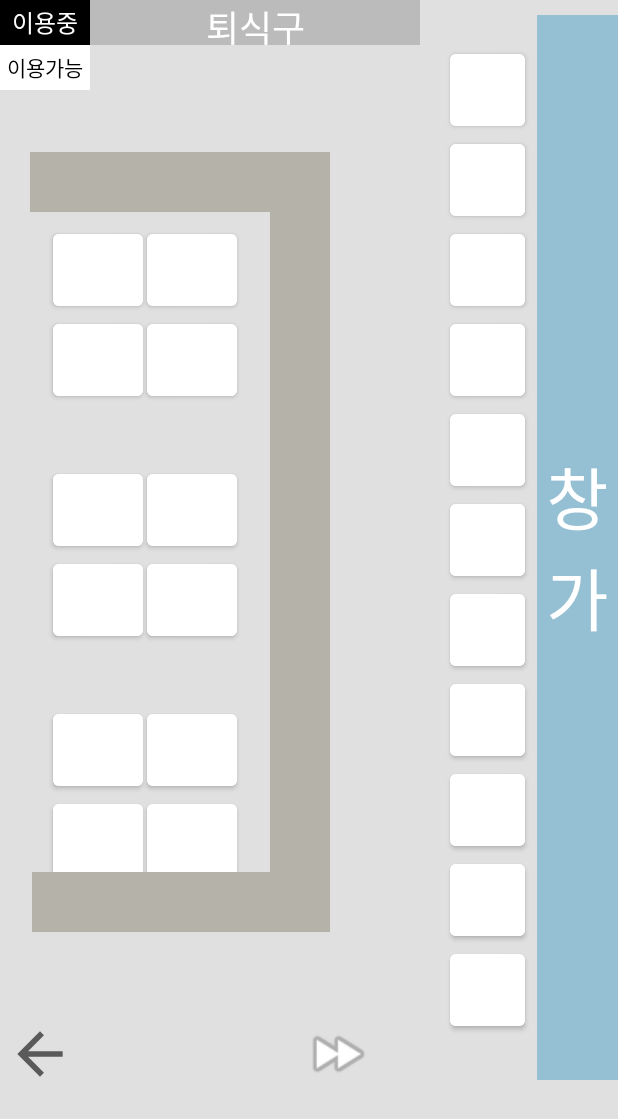
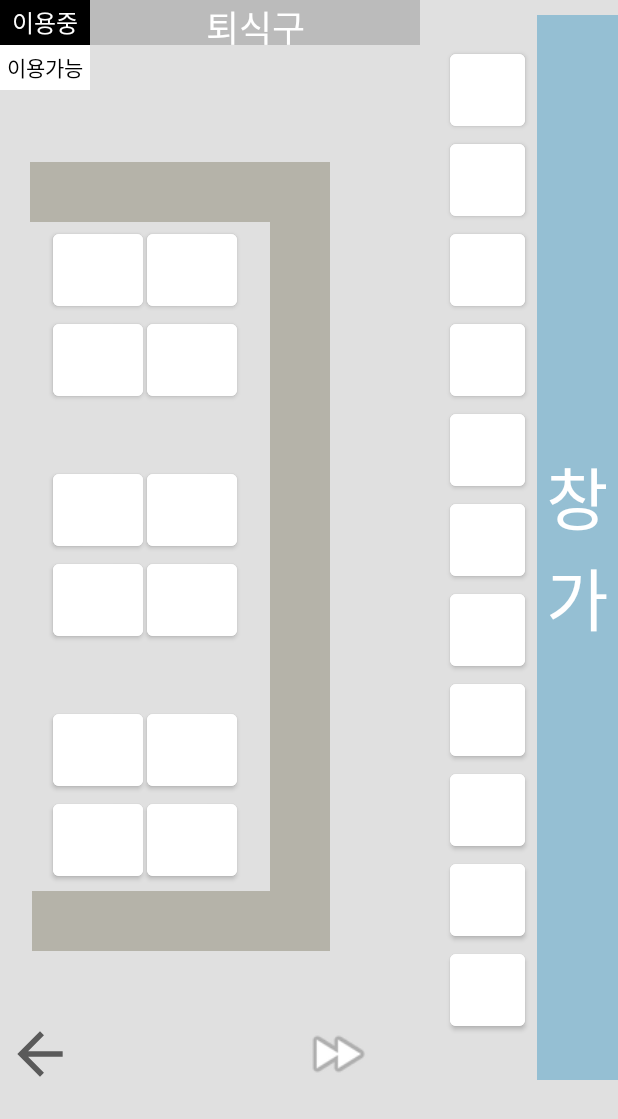
Before and after one commit to 5psy/EATSUN, an Android app: the layout sun_09_1.xml on its own in the app's theme, with its tools: preview values and no code run, on a phone screen of 412 x 824 dp. Shown: the top 1119 px of the screen. Run offline under Robolectric (Android 15) with nearby library versions, the phone set to English and light mode, and no system bars.

Commit message:
sun_09_1

```diff
--- a/app/src/main/res/layout/sun_09_1.xml
+++ b/app/src/main/res/layout/sun_09_1.xml
@@ -235,9 +235,9 @@
             <TextView
                 android:id="@+id/partition1"
                 android:layout_width="40dp"
-                android:layout_height="520dp"
+                android:layout_height="526dp"
                 android:layout_marginLeft="180dp"
-                android:layout_marginTop="101dp"
+                android:layout_marginTop="108dp"
                 android:layout_weight="0"
                 android:background="#B5B3A9" />
 
@@ -266,7 +266,7 @@
                 android:layout_width="160dp"
                 android:layout_height="40dp"
                 android:layout_marginLeft="20dp"
-                android:layout_marginTop="71dp"
+                android:layout_marginTop="78dp"
                 android:background="#B5B3A9" />
 
             <TextView
@@ -274,7 +274,7 @@
                 android:layout_width="160dp"
                 android:layout_height="40dp"
                 android:layout_marginLeft="21dp"
-                android:layout_marginTop="440dp"
+                android:layout_marginTop="446dp"
                 android:background="#B5B3A9" />
         </LinearLayout>
 
```
